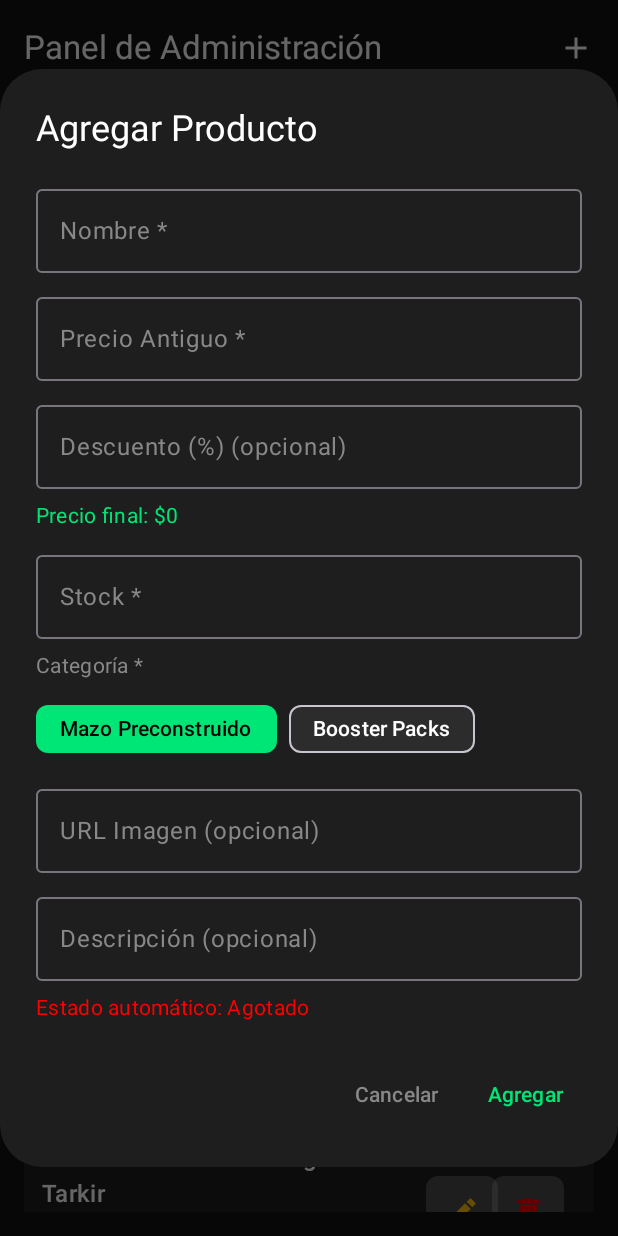
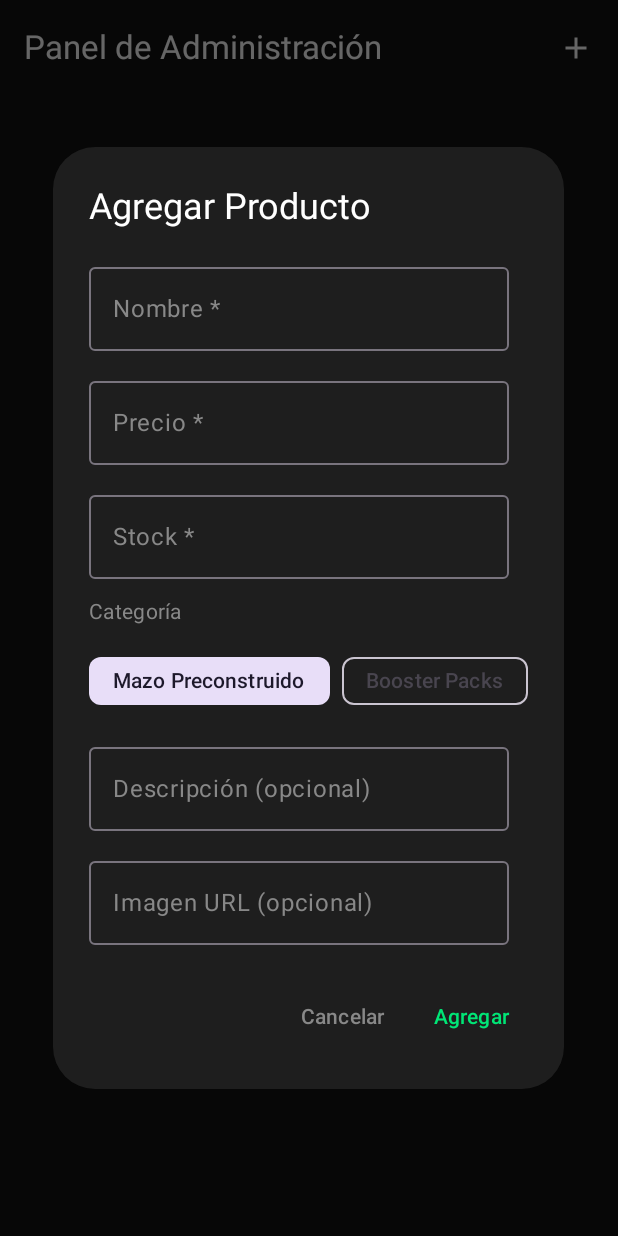
Before and after one commit to iShadowFox23/MagicEastMobile, an Android app built with Jetpack Compose: the BackOfficeScreen screen opened through its navigation route, after a tap on "Agregar", on a phone screen of 412 x 824 dp. Run offline under Robolectric (Android 15) with nearby library versions, the phone set to English and light mode, and no system bars; pictures from the network do not load; 2 other taps on this screen came first.

Commit message:
BackOffice falta solucionar el agregar producto

```diff
--- a/app/src/main/java/com/example/magiceast/data/remote/ProductoApiClient.kt
+++ b/app/src/main/java/com/example/magiceast/data/remote/ProductoApiClient.kt
@@ -4,7 +4,6 @@ import retrofit2.Retrofit
 import retrofit2.converter.gson.GsonConverterFactory
 
 object ProductoApiClient {
-
 
     private const val BASE_URL = "http://10.0.2.2:8080/api/"
 
--- a/app/src/main/java/com/example/magiceast/data/remote/ProductoApiService.kt
+++ b/app/src/main/java/com/example/magiceast/data/remote/ProductoApiService.kt
@@ -1,11 +1,26 @@
 package com.example.magiceast.data.remote
 
 import com.example.magiceast.data.remote.dto.ProductoApiDto
-import retrofit2.http.GET
+import retrofit2.Response
+import retrofit2.http.*
 
 interface ProductoApiService {
 
+    @GET("productos")
+    suspend fun listarProductos(): List<ProductoApiDto>
 
-    @GET("productos")
-    suspend fun getProductos(): List<ProductoApiDto>
+    @GET("productos/{id}")
+    suspend fun obtenerProducto(@Path("id") id: Int): Response<ProductoApiDto>
+
+    @POST("productos")
+    suspend fun crearProducto(@Body producto: ProductoApiDto): Response<ProductoApiDto>
+
+    @PUT("productos/{id}")
+    suspend fun actualizarProducto(
+        @Path("id") id: Int,
+        @Body producto: ProductoApiDto
+    ): Response<ProductoApiDto>
+
+    @DELETE("productos/{id}")
+    suspend fun eliminarProducto(@Path("id") id: Int): Response<Unit>
 }
--- a/app/src/main/java/com/example/magiceast/screen/BackOfficeScreen.kt
+++ b/app/src/main/java/com/example/magiceast/screen/BackOfficeScreen.kt
@@ -13,7 +13,6 @@ import androidx.compose.runtime.*
 import androidx.compose.ui.Alignment
 import androidx.compose.ui.Modifier
 import androidx.compose.ui.graphics.Color
-import androidx.compose.ui.platform.LocalContext
 import androidx.compose.ui.text.input.TextFieldValue
 import androidx.compose.ui.unit.dp
 import androidx.lifecycle.viewmodel.compose.viewModel
@@ -26,10 +25,11 @@ fun BackOfficeScreen(
     onBack: () -> Unit = {},
     viewModel: AdminViewModel = viewModel()
 ) {
-    val context = LocalContext.current
-    LaunchedEffect(Unit) { viewModel.cargarProductos(context) }
+    LaunchedEffect(Unit) {
+        viewModel.cargarProductos()
+    }
 
-    val productos = viewModel.productos
+    val productos by viewModel.productos.collectAsState()
     var productoAEditar by remember { mutableStateOf<Producto?>(null) }
     var mostrarDialogAgregar by remember { mutableStateOf(false) }
 
@@ -50,12 +50,14 @@ fun BackOfficeScreen(
         },
         containerColor = Color(0xFF121212)
     ) { padding ->
+
         Column(
             modifier = Modifier
                 .padding(padding)
                 .padding(16.dp)
                 .fillMaxSize()
         ) {
+
             if (productos.isEmpty()) {
                 Box(
                     modifier = Modifier.fillMaxSize(),
@@ -76,29 +78,47 @@ fun BackOfficeScreen(
             }
         }
 
+        // DIALOGO EDITAR
         productoAEditar?.let { producto ->
             EditarProductoDialog(
                 producto = producto,
                 onDismiss = { productoAEditar = null },
-                onGuardar = { nuevoNombre, nuevoPrecio ->
-                    viewModel.editarProducto(producto.id, nuevoNombre, nuevoPrecio)
+                onGuardar = { nombre, precio, stock, categoria, descripcion, imagen ->
+                    val actualizado = producto.copy(
+                        nombre = nombre,
+                        precio = precio,
+                        stock = stock,
+                        categoria = categoria,
+                        descripcion = descripcion,
+                        imagen = imagen,
+                        estado = calcularEstado(stock)
+                    )
+                    viewModel.editarProducto(actualizado)
                     productoAEditar = null
                 }
             )
         }
 
+        // DIALOGO AGREGAR
         if (mostrarDialogAgregar) {
             AgregarProductoDialog(
-                productosExistentes = productos,
                 onDismiss = { mostrarDialogAgregar = false },
-                onAgregar = { nuevoProducto ->
-                    viewModel.agregarProducto(nuevoProducto)
+                onAgregar = { nuevo ->
+                    viewModel.agregarProducto(nuevo)
                     mostrarDialogAgregar = false
                 }
             )
         }
     }
 }
+
+fun calcularEstado(stock: Int): String =
+    when {
+        stock == 0 -> "Agotado"
+        stock in 1..4 -> "Bajo Stock"
+        else -> "Disponible"
+    }
+
 
 @Composable
 fun ProductoAdminCard(
@@ -118,42 +138,31 @@ fun ProductoAdminCard(
             verticalAlignment = Alignment.CenterVertically,
             horizontalArrangement = Arrangement.SpaceBetween
         ) {
+
             Column(
                 modifier = Modifier.weight(1f).padding(end = 8.dp)
             ) {
                 Text(producto.nombre, color = Color.White, style = MaterialTheme.typography.titleMedium)
                 Text("Precio: $${producto.precio}", color = Color.LightGray)
                 Text("Stock: ${producto.stock}", color = Color.Gray)
-                Text(
-                    "Estado: ${producto.estado}",
-                    color = when (producto.estado) {
-                        "Agotado" -> Color.Red
-                        "Bajo Stock" -> Color(0xFFFFC107)
-                        else -> Color(0xFF00E676)
-                    }
-                )
+
+                val estadoColor = when (producto.estado) {
+                    "Agotado" -> Color.Red
+                    "Bajo Stock" -> Color(0xFFFFC107)
+                    else -> Color(0xFF00E676)
+                }
+
+                Text("Estado: ${producto.estado}", color = estadoColor)
             }
 
             Row(
-                verticalAlignment = Alignment.CenterVertically,
                 horizontalArrangement = Arrangement.spacedBy(4.dp),
-                modifier = Modifier.width(96.dp)
+                verticalAlignment = Alignment.CenterVertically
             ) {
-                IconButton(
-                    onClick = onEditar,
-                    modifier = Modifier
-                        .size(40.dp)
-                        .background(Color(0x33FFFFFF), shape = MaterialTheme.shapes.small)
-                ) {
+                IconButton(onClick = onEditar) {
                     Icon(Icons.Default.Edit, contentDescription = "Editar", tint = Color(0xFFFFC107))
                 }
-
-                IconButton(
-                    onClick = onEliminar,
-                    modifier = Modifier
-                        .size(40.dp)
-                        .background(Color(0x33FFFFFF), shape = MaterialTheme.shapes.small)
-                ) {
+                IconButton(onClick = onEliminar) {
                     Icon(Icons.Default.Delete, contentDescription = "Eliminar", tint = Color.Red)
                 }
             }
@@ -165,17 +174,34 @@ fun ProductoAdminCard(
 fun EditarProductoDialog(
     producto: Producto,
     onDismiss: () -> Unit,
-    onGuardar: (String, Int) -> Unit
+    onGuardar: (
+        nombre: String,
+        precio: Int,
+        stock: Int,
+        categoria: String,
+        descripcion: String?,
+        imagen: String?
+    ) -> Unit
 ) {
     var nombre by remember { mutableStateOf(TextFieldValue(producto.nombre)) }
     var precio by remember { mutableStateOf(TextFieldValue(producto.precio.toString())) }
+    var stock by remember { mutableStateOf(TextFieldValue(producto.stock.toString())) }
+    var categoria by remember { mutableStateOf(producto.categoria) }
+    var descripcion by remember { mutableStateOf(TextFieldValue(producto.descripcion ?: "")) }
+    var imagen by remember { mutableStateOf(TextFieldValue(producto.imagen ?: "")) }
 
     AlertDialog(
         onDismissRequest = onDismiss,
         confirmButton = {
             TextButton(onClick = {
-                val nuevoPrecio = precio.text.toIntOrNull() ?: producto.precio
-                onGuardar(nombre.text, nuevoPrecio)
+                onGuardar(
+                    nombre.text,
+                    precio.text.toIntOrNull() ?: producto.precio,
+                    stock.text.toIntOrNull() ?: producto.stock,
+                    categoria,
+                    descripcion.text.ifBlank { null },
+                    imagen.text.ifBlank { null }
+                )
             }) {
                 Text("Guardar", color = Color(0xFF00E676))
             }
@@ -183,20 +209,53 @@ fun EditarProductoDialog(
         dismissButton = { TextButton(onClick = onDismiss) { Text("Cancelar", color = Color.Gray) } },
         title = { Text("Editar Producto", color = Color.White) },
         text = {
+
             Column(verticalArrangement = Arrangement.spacedBy(12.dp)) {
+
                 OutlinedTextField(
                     value = nombre,
                     onValueChange = { nombre = it },
                     label = { Text("Nombre", color = Color.Gray) },
-                    textStyle = LocalTextStyle.current.copy(color = Color.White),
-                    modifier = Modifier.fillMaxWidth()
+                    textStyle = LocalTextStyle.current.copy(color = Color.White)
                 )
+
                 OutlinedTextField(
                     value = precio,
                     onValueChange = { precio = it },
                     label = { Text("Precio", color = Color.Gray) },
-                    textStyle = LocalTextStyle.current.copy(color = Color.White),
-                    modifier = Modifier.fillMaxWidth()
+                    textStyle = LocalTextStyle.current.copy(color = Color.White)
+                )
+
+                OutlinedTextField(
+                    value = stock,
+                    onValueChange = { stock = it },
+                    label = { Text("Stock", color = Color.Gray) },
+                    textStyle = LocalTextStyle.current.copy(color = Color.White)
+                )
+
+                Text("Categoría", color = Color.Gray)
+                Row(horizontalArrangement = Arrangement.spacedBy(8.dp)) {
+                    listOf("Mazo Preconstruido", "Booster Packs").forEach { opcion ->
+                        FilterChip(
+                            selected = categoria == opcion,
+                            onClick = { categoria = opcion },
+                            label = { Text(opcion) }
+                        )
+                    }
+                }
+
+                OutlinedTextField(
+                    value = descripcion,
+                    onValueChange = { descripcion = it },
+                    label = { Text("Descripción (opcional)", color = Color.Gray) },
+                    textStyle = LocalTextStyle.current.copy(color = Color.White)
+                )
+
+                OutlinedTextField(
+                    value = imagen,
+                    onValueChange = { imagen = it },
+                    label = { Text("Imagen URL (opcional)", color = Color.Gray) },
+                    textStyle = LocalTextStyle.current.copy(color = Color.White)
                 )
             }
         },
@@ -206,172 +265,108 @@ fun EditarProductoDialog(
 
 @Composable
 fun AgregarProductoDialog(
-    productosExistentes: List<Producto>,
     onDismiss: () -> Unit,
     onAgregar: (Producto) -> Unit
 ) {
     var nombre by remember { mutableStateOf(TextFieldValue("")) }
-    var precioAntiguo by remember { mutableStateOf(TextFieldValue("")) }
-    var descuento by remember { mutableStateOf(TextFieldValue("")) }
+    var precio by remember { mutableStateOf(TextFieldValue("")) }
     var stock by remember { mutableStateOf(TextFieldValue("")) }
     var categoria by remember { mutableStateOf("Mazo Preconstruido") }
+    var descripcion by remember { mutableStateOf(TextFieldValue("")) }
     var imagen by remember { mutableStateOf(TextFieldValue("")) }
-    var descripcion by remember { mutableStateOf(TextFieldValue("")) }
-    var mostrarError by remember { mutableStateOf(false) }
+    var error by remember { mutableStateOf(false) }
 
-    // Estado automático
-    val estado by remember(stock.text) {
-        derivedStateOf {
-            val stockInt = stock.text.toIntOrNull() ?: 0
-            when {
-                stockInt == 0 -> "Agotado"
-                stockInt in 1..4 -> "Bajo Stock"
-                else -> "Disponible"
-            }
-        }
-    }
-
-
-    val precioCalculado by remember(precioAntiguo.text, descuento.text) {
-        derivedStateOf {
-            val precioBase = precioAntiguo.text.toIntOrNull() ?: 0
-            val desc = descuento.text.toIntOrNull() ?: 0
-            if (desc in 1..99) (precioBase * (100 - desc)) / 100 else precioBase
-        }
-    }
-
-    val camposValidos = nombre.text.isNotBlank() &&
-            precioAntiguo.text.toIntOrNull() != null &&
-            stock.text.toIntOrNull() != null &&
-            categoria.isNotBlank()
+    val camposValidos =
+        nombre.text.isNotBlank() &&
+                precio.text.toIntOrNull() != null &&
+                stock.text.toIntOrNull() != null
 
     AlertDialog(
         onDismissRequest = onDismiss,
         confirmButton = {
             TextButton(onClick = {
+
                 if (!camposValidos) {
-                    mostrarError = true
+                    error = true
                     return@TextButton
                 }
 
-                val nuevoId = (productosExistentes.maxOfOrNull { it.id } ?: 0) + 1
+                val nuevo = Producto(
+                    id = 0, // backend genera id
+                    nombre = nombre.text.trim(),
+                    precio = precio.text.toInt(),
+                    precioAntiguo = precio.text.toInt(),
+                    descuento = 0,
+                    stock = stock.text.toInt(),
+                    categoria = categoria,
+                    descripcion = descripcion.text.ifBlank { null },
+                    imagen = imagen.text.ifBlank { null },
+                    estado = calcularEstado(stock.text.toInt())
+                )
 
-                val nuevoProducto = Producto(
-                    id = nuevoId,
-                    nombre = nombre.text.trim(),
-                    precio = precioCalculado,
-                    precioAntiguo = precioAntiguo.text.toIntOrNull() ?: 0,
-                    descuento = descuento.text.toIntOrNull() ?: 0,
-                    stock = stock.text.toIntOrNull() ?: 0,
-                    categoria = categoria,
-                    imagen = if (imagen.text.isNotBlank()) imagen.text else null,
-                    descripcion = descripcion.text.ifBlank { null },
-                    estado = estado
-                )
-                onAgregar(nuevoProducto)
+                onAgregar(nuevo)
+
             }) {
                 Text("Agregar", color = Color(0xFF00E676))
             }
         },
-        dismissButton = {
-            TextButton(onClick = onDismiss) { Text("Cancelar", color = Color.Gray) }
-        },
+        dismissButton = { TextButton(onClick = onDismiss) { Text("Cancelar", color = Color.Gray) } },
         title = { Text("Agregar Producto", color = Color.White) },
         text = {
-            Column(verticalArrangement = Arrangement.spacedBy(8.dp)) {
+
+            Column(verticalArrangement = Arrangement.spacedBy(12.dp)) {
+
                 OutlinedTextField(
                     value = nombre,
                     onValueChange = { nombre = it },
                     label = { Text("Nombre *", color = Color.Gray) },
-                    isError = mostrarError && nombre.text.isBlank(),
-                    textStyle = LocalTextStyle.current.copy(color = Color.White),
-                    modifier = Modifier.fillMaxWidth()
+                    isError = error && nombre.text.isBlank(),
+                    textStyle = LocalTextStyle.current.copy(color = Color.White)
                 )
 
                 OutlinedTextField(
-                    value = precioAntiguo,
-                    onValueChange = { if (it.text.all { ch -> ch.isDigit() }) precioAntiguo = it },
-                    label = { Text("Precio Antiguo *", color = Color.Gray) },
-                    isError = mostrarError && precioAntiguo.text.toIntOrNull() == null,
-                    textStyle = LocalTextStyle.current.copy(color = Color.White),
-                    modifier = Modifier.fillMaxWidth()
-                )
-
-                OutlinedTextField(
-                    value = descuento,
-                    onValueChange = { if (it.text.all { ch -> ch.isDigit() }) descuento = it },
-                    label = { Text("Descuento (%) (opcional)", color = Color.Gray) },
-                    textStyle = LocalTextStyle.current.copy(color = Color.White),
-                    modifier = Modifier.fillMaxWidth()
-                )
-
-                Text(
-                    text = "Precio final: $$precioCalculado",
-                    color = Color(0xFF00E676),
-                    style = MaterialTheme.typography.bodyMedium
+                    value = precio,
+                    onValueChange = { precio = it },
+                    label = { Text("Precio *", color = Color.Gray) },
+                    isError = error && precio.text.toIntOrNull() == null,
+                    textStyle = LocalTextStyle.current.copy(color = Color.White)
                 )
 
                 OutlinedTextField(
                     value = stock,
-                    onValueChange = { if (it.text.all { ch -> ch.isDigit() }) stock = it },
+                    onValueChange = { stock = it },
                     label = { Text("Stock *", color = Color.Gray) },
-                    isError = mostrarError && stock.text.toIntOrNull() == null,
-                    textStyle = LocalTextStyle.current.copy(color = Color.White),
-                    modifier = Modifier.fillMaxWidth()
+                    isError = error && stock.text.toIntOrNull() == null,
+                    textStyle = LocalTextStyle.current.copy(color = Color.White)
                 )
 
-                Text("Categoría *", color = Color.Gray)
-                Row(
-                    horizontalArrangement = Arrangement.spacedBy(8.dp),
-                    verticalAlignment = Alignment.CenterVertically
-                ) {
+                Text("Categoría", color = Color.Gray)
+                Row(horizontalArrangement = Arrangement.spacedBy(8.dp)) {
                     listOf("Mazo Preconstruido", "Booster Packs").forEach { opcion ->
                         FilterChip(
                             selected = categoria == opcion,
                             onClick = { categoria = opcion },
-                            label = { Text(opcion) },
-                            colors = FilterChipDefaults.filterChipColors(
-                                containerColor = Color(0xFF2C2C2C),
-                                selectedContainerColor = Color(0xFF00E676),
-                                labelColor = Color.White,
-                                selectedLabelColor = Color.Black
-                            )
+                            label = { Text(opcion) }
                         )
                     }
                 }
 
                 OutlinedTextField(
-                    value = imagen,
-                    onValueChange = { imagen = it },
-                    label = { Text("URL Imagen (opcional)", color = Color.Gray) },
-                    textStyle = LocalTextStyle.current.copy(color = Color.White),
-                    modifier = Modifier.fillMaxWidth()
+                    value = descripcion,
+                    onValueChange = { descripcion = it },
+                    label = { Text("Descripción (opcional)", color = Color.Gray) },
+                    textStyle = LocalTextStyle.current.copy(color = Color.White)
                 )
 
                 OutlinedTextField(
-                    value = descripcion,
-                    onValueChange = { descripcion = it },
-                    label = { Text("Descripción (opcional)", color = Color.Gray) },
-                    textStyle = LocalTextStyle.current.copy(color = Color.White),
-                    modifier = Modifier.fillMaxWidth()
+                    value = imagen,
+                    onValueChange = { imagen = it },
+                    label = { Text("Imagen URL (opcional)", color = Color.Gray) },
+                    textStyle = LocalTextStyle.current.copy(color = Color.White)
                 )
 
-                Text(
-                    text = "Estado automático: $estado",
-                    color = when (estado) {
-                        "Agotado" -> Color.Red
-                        "Bajo Stock" -> Color(0xFFFFC107)
-                        else -> Color(0xFF00E676)
-                    },
-                    style = MaterialTheme.typography.bodyMedium
-                )
-
-                if (mostrarError && !camposValidos) {
-                    Text(
-                        "Por favor completa todos los campos obligatorios.",
-                        color = Color.Red,
-                        style = MaterialTheme.typography.bodySmall
-                    )
+                if (error && !camposValidos) {
+                    Text("Completa los campos obligatorios", color = Color.Red)
                 }
             }
         },
--- a/app/src/main/java/com/example/magiceast/viewmodel/AdminViewModel.kt
+++ b/app/src/main/java/com/example/magiceast/viewmodel/AdminViewModel.kt
@@ -1,39 +1,75 @@
 package com.example.magiceast.viewmodel
 
-import android.content.Context
 import androidx.lifecycle.ViewModel
+import androidx.lifecycle.viewModelScope
+import com.example.magiceast.data.repository.ProductoApiRepository
 import com.example.magiceast.model.Producto
-import com.example.magiceast.repository.ProductoRepository
+import kotlinx.coroutines.flow.MutableStateFlow
+import kotlinx.coroutines.flow.StateFlow
+import kotlinx.coroutines.launch
 
-class AdminViewModel : ViewModel() {
-    val productos get() = ProductoRepository.productos
+class AdminViewModel(
+    private val repository: ProductoApiRepository = ProductoApiRepository()
+) : ViewModel() {
 
-    fun cargarProductos(context: Context) {
-        ProductoRepository.cargarProductos(context)
+    private val _productos = MutableStateFlow<List<Producto>>(emptyList())
+    val productos: StateFlow<List<Producto>> get() = _productos
+
+    private val _error = MutableStateFlow<String?>(null)
+    val error: StateFlow<String?> get() = _error
+
+
+    // 🔹 Cargar productos desde backend
+    fun cargarProductos() {
+        viewModelScope.launch {
+            try {
+                val lista = repository.listarProductos()
+                _productos.value = lista
+                _error.value = null
+            } catch (e: Exception) {
+                _error.value = "Error cargando productos"
+            }
+        }
     }
 
-
+    // 🔹 Agregar producto (POST al backend)
     fun agregarProducto(producto: Producto) {
-        ProductoRepository.agregarProducto(producto)
+        viewModelScope.launch {
+            val creado = repository.crearProducto(producto)
+            if (creado != null) {
+                _productos.value = _productos.value + creado
+                _error.value = null
+            } else {
+                _error.value = "No se pudo crear el producto"
+            }
+        }
     }
 
-
-    fun editarProducto(id: Int, nuevoNombre: String, nuevoPrecio: Int) {
-        ProductoRepository.editarProducto(id, nuevoNombre, nuevoPrecio)
+    // 🔹 Editar producto (PUT al backend)
+    fun editarProducto(producto: Producto) {
+        viewModelScope.launch {
+            val actualizado = repository.actualizarProducto(producto)
+            if (actualizado != null) {
+                _productos.value = _productos.value.map {
+                    if (it.id == actualizado.id) actualizado else it
+                }
+                _error.value = null
+            } else {
+                _error.value = "No se pudo actualizar el producto"
+            }
+        }
     }
 
-
+    // 🔹 Eliminar producto (DELETE al backend)
     fun eliminarProducto(id: Int) {
-        ProductoRepository.eliminarProducto(id)
-    }
-
-
-    fun actualizarStock(id: Int, nuevoStock: Int) {
-        ProductoRepository.actualizarStock(id, nuevoStock)
-    }
-
-
-    fun cambiarEstado(id: Int, nuevoEstado: String) {
-        ProductoRepository.cambiarEstado(id, nuevoEstado)
+        viewModelScope.launch {
+            val eliminado = repository.eliminarProducto(id)
+            if (eliminado) {
+                _productos.value = _productos.value.filter { it.id != id }
+                _error.value = null
+            } else {
+                _error.value = "No se pudo eliminar el producto"
+            }
+        }
     }
 }
```
Also changed, not shown: app/src/main/java/com/example/magiceast/data/model/Producto.kt (+19 -6 lines), app/src/main/java/com/example/magiceast/data/repository/ProductoApiRepository.kt (+41 -4 lines), app/src/main/java/com/example/magiceast/viewmodel/ProductoApiViewModel.kt (+4 -5 lines).
